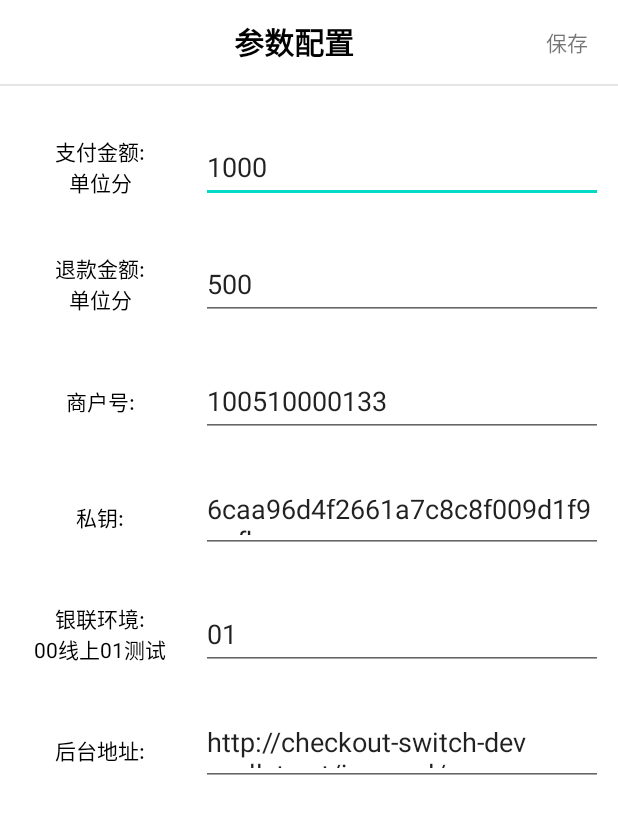
After one commit to NoFamishBelly/MyProxy, an Android app: the ParamSettingActivity screen opened directly, with no data from a screen before it, on a phone screen of 412 x 824 dp. The commit adds this screen. Shown: the top 814 px of the screen. Run offline under Robolectric (Android 15) with nearby library versions, the phone set to English and light mode, and no system bars.

Commit message:
参数配置界面

```diff
--- /dev/null
+++ b/app/src/main/java/com/example/appcappappdemo/aca/activity/ParamSettingActivity.kt
@@ -0,0 +1,106 @@
+package com.example.appcappappdemo.aca.activity
+
+import android.text.TextUtils
+import android.widget.EditText
+import android.widget.TextView
+import com.example.appcappappdemo.R
+import com.example.appcappappdemo.base.activity.BaseAbstractActivity
+import com.example.appcappappdemo.base.presenter.BasePresenter
+import com.example.appcappappdemo.utils.Constants
+import com.example.appcappappdemo.utils.ParamUtils
+
+class ParamSettingActivity : BaseAbstractActivity<BasePresenter<*>>() {
+
+    override fun getLayoutId() = R.layout.act_param_setting
+
+
+    private lateinit var mEtPayMoney: EditText
+    private lateinit var mEtRefundMoney: EditText
+    private lateinit var mEtMchId: EditText
+    private lateinit var mEtPrivateKey: EditText
+    private lateinit var mEtYinLian: EditText
+    private lateinit var mEtBaseUrl: EditText
+
+
+    override fun init() {
+        initToolBar()
+        initView()
+    }
+
+
+    private fun initToolBar() {
+        setToolBarTitle(getString(R.string.string_tool_bar_param))
+        val rightText = TextView(this)
+        rightText.text = getString(R.string.string_tool_bar_save)
+
+        rightText.setOnClickListener {
+            saveData()
+            setResult(Constants.ACTIVITY_RESULT_CODE_PARAM_SET)
+            finish()
+        }
+
+        val toolBarRightView = getToolBarRightLayout()
+        toolBarRightView?.let {
+            it.addView(rightText)
+        }
+    }
+
+
+    private fun saveData() {
+        val payMoney = mEtPayMoney.text.toString().trim()
+        val refundMoney = mEtRefundMoney.text.toString().trim()
+        val mchId = mEtMchId.text.toString().trim()
+        val privateKey = mEtPrivateKey.text.toString().trim()
+        val yinLian = mEtYinLian.text.toString().trim()
+        val baseUrl = mEtBaseUrl.text.toString().trim()
+
+
+        if (isTextNotEmpty(payMoney)) {
+            ParamUtils.putPayMoneyToSp(payMoney)
+        }
+
+        if (isTextNotEmpty(refundMoney)) {
+            ParamUtils.putRefundMoneyToSp(refundMoney)
+        }
+
+        if (isTextNotEmpty(mchId)) {
+            ParamUtils.putMchIdToSp(mchId)
+        }
+
+        if (isTextNotEmpty(privateKey)) {
+            ParamUtils.putPrivateKeyToSp(privateKey)
+        }
+
+        if (isTextNotEmpty(yinLian)) {
+            ParamUtils.putYinLianToSp(yinLian)
+        }
+
+        if (isTextNotEmpty(baseUrl)) {
+            ParamUtils.putBaseUrlToSp(baseUrl)
+        }
+    }
+
+
+    private fun isTextNotEmpty(text: String?) = !TextUtils.isEmpty(text)
+
+
+    private fun initView() {
+        mEtPayMoney = findViewById(R.id.id_et_pay_money)
+        mEtRefundMoney = findViewById(R.id.id_et_refund_money)
+        mEtMchId = findViewById(R.id.id_et_mch_id)
+        mEtPrivateKey = findViewById(R.id.id_et_private_key)
+        mEtYinLian = findViewById(R.id.id_et_yin_lian)
+        mEtBaseUrl = findViewById(R.id.id_et_base_url)
+
+
+        mEtPayMoney.setText(ParamUtils.getPayMoneyFromSp())
+        mEtRefundMoney.setText(ParamUtils.getRefundMoneyFromSp())
+        mEtMchId.setText(ParamUtils.getMchIdFromSp())
+        mEtPrivateKey.setText(ParamUtils.getPrivateKeyFromSp())
+        mEtYinLian.setText(ParamUtils.getYinLianFromSp())
+        mEtBaseUrl.setText(ParamUtils.getBaseUrlFromSp())
+    }
+
+
+    override fun createPresenter(): Nothing? = null
+}
--- a/app/src/main/java/com/example/appcappappdemo/aca/entity/request/BaseRequestEntity.kt
+++ b/app/src/main/java/com/example/appcappappdemo/aca/entity/request/BaseRequestEntity.kt
@@ -1,8 +1,8 @@
 package com.example.appcappappdemo.aca.entity.request
 
-import com.example.appcappappdemo.BuildConfig
 import com.example.appcappappdemo.aca.entity.BaseEntity
 import com.example.appcappappdemo.utils.MD5Utils
+import com.example.appcappappdemo.utils.ParamUtils
 import java.util.*
 
 open class BaseRequestEntity(val dataMap: HashMap<String, String> = HashMap()) : BaseEntity() {
@@ -25,7 +25,7 @@ open class BaseRequestEntity(val dataMap: HashMap<String, String> = HashMap()) :
             for (k in array) {
                 str.append("$k=${dataMap[k]}&")
             }
-            str.append("key=${BuildConfig.privateKey}")
+            str.append("key=${ParamUtils.getPrivateKeyFromSp()}")
             val md5Str = MD5Utils.md5s(str.toString())
             return md5Str.uppercase()
         }
--- /dev/null
+++ b/app/src/main/java/com/example/appcappappdemo/utils/ParamUtils.kt
@@ -0,0 +1,43 @@
+package com.example.appcappappdemo.utils
+
+object ParamUtils {
+
+    fun getPayMoneyFromSp() = SpUtils.get(Constants.PARAM_PAY_MONEY, Constants.DEFAULT_PAY_MONEY)
+
+    fun getRefundMoneyFromSp() =
+        SpUtils.get(Constants.PARAM_REFUND_MONEY, Constants.DEFAULT_REFUND_MONEY)
+
+    fun getMchIdFromSp() = SpUtils.get(Constants.PARAM_MCH_ID, Constants.DEFAULT_MCH_ID)
+
+    fun getPrivateKeyFromSp() =
+        SpUtils.get(Constants.PARAM_PRIVATE_KEY, Constants.DEFAULT_PRIVATE_KEY)
+
+    fun getYinLianFromSp() = SpUtils.get(Constants.PARAM_YIN_LIAN, Constants.DEFAULT_YIN_LIAN)
+
+    fun getBaseUrlFromSp() = SpUtils.get(Constants.PARAM_BASE_URL, Constants.DEFAULT_BASE_URL)
+
+
+    fun putPayMoneyToSp(value: String) {
+        SpUtils.save(Constants.PARAM_PAY_MONEY, value)
+    }
+
+    fun putRefundMoneyToSp(value: String) {
+        SpUtils.save(Constants.PARAM_REFUND_MONEY, value)
+    }
+
+    fun putMchIdToSp(value: String) {
+        SpUtils.save(Constants.PARAM_MCH_ID, value)
+    }
+
+    fun putPrivateKeyToSp(value: String) {
+        SpUtils.save(Constants.PARAM_PRIVATE_KEY, value)
+    }
+
+    fun putYinLianToSp(value: String) {
+        SpUtils.save(Constants.PARAM_YIN_LIAN, value)
+    }
+
+    fun putBaseUrlToSp(value: String) {
+        SpUtils.save(Constants.PARAM_BASE_URL, value)
+    }
+}
--- /dev/null
+++ b/app/src/main/res/layout/act_param_setting.xml
@@ -0,0 +1,191 @@
+<?xml version="1.0" encoding="utf-8"?>
+<LinearLayout xmlns:android="http://schemas.android.com/apk/res/android"
+    xmlns:tools="http://schemas.android.com/tools"
+    android:layout_width="match_parent"
+    android:layout_height="match_parent"
+    android:orientation="vertical"
+    tools:context=".aca.activity.ParamSettingActivity">
+
+
+    <View
+        android:layout_width="match_parent"
+        android:layout_height="1dp"
+        android:background="@color/line_color_gray" />
+
+
+    <!--  支付金额  -->
+    <LinearLayout
+        android:layout_width="match_parent"
+        android:layout_height="wrap_content"
+        android:layout_marginTop="30dp"
+        android:layout_marginRight="10dp"
+        android:orientation="horizontal">
+
+        <TextView
+            android:layout_width="0dp"
+            android:layout_height="wrap_content"
+            android:layout_gravity="center_vertical"
+            android:layout_weight="1"
+            android:gravity="center"
+            android:text="@string/string_pay_money"
+            android:textColor="@color/black" />
+
+        <EditText
+            android:id="@+id/id_et_pay_money"
+            android:layout_width="0dp"
+            android:layout_height="wrap_content"
+            android:layout_gravity="center_vertical"
+            android:layout_weight="2"
+            android:ellipsize="end"
+            android:hint="@string/string_pay_money_default"
+            android:maxLines="1" />
+
+    </LinearLayout>
+
+    <!--  退款金额  -->
+    <LinearLayout
+        android:layout_width="match_parent"
+        android:layout_height="wrap_content"
+        android:layout_marginTop="30dp"
+        android:layout_marginRight="10dp"
+        android:orientation="horizontal">
+
+        <TextView
+            android:layout_width="0dp"
+            android:layout_height="wrap_content"
+            android:layout_gravity="center_vertical"
+            android:layout_weight="1"
+            android:gravity="center"
+            android:text="@string/string_refund_money"
+            android:textColor="@color/black" />
+
+        <EditText
+            android:id="@+id/id_et_refund_money"
+            android:layout_width="0dp"
+            android:layout_height="wrap_content"
+            android:layout_gravity="center_vertical"
+            android:layout_weight="2"
+            android:ellipsize="end"
+            android:hint="@string/string_refund_money_default"
+            android:maxLines="1" />
+
+    </LinearLayout>
+
+    <!--  商户号  -->
+    <LinearLayout
+        android:layout_width="match_parent"
+        android:layout_height="wrap_content"
+        android:layout_marginTop="30dp"
+        android:layout_marginRight="10dp"
+        android:orientation="horizontal">
+
+        <TextView
+            android:layout_width="0dp"
+            android:layout_height="wrap_content"
+            android:layout_gravity="center_vertical"
+            android:layout_weight="1"
+            android:gravity="center"
+            android:text="@string/string_mch_id"
+            android:textColor="@color/black" />
+
+        <EditText
+            android:id="@+id/id_et_mch_id"
+            android:layout_width="0dp"
+            android:layout_height="wrap_content"
+            android:layout_gravity="center_vertical"
+            android:layout_weight="2"
+            android:ellipsize="end"
+            android:hint="@string/string_mch_id_default"
+            android:maxLines="1" />
+
+    </LinearLayout>
+
+    <!--  密钥  -->
+    <LinearLayout
+        android:layout_width="match_parent"
+        android:layout_height="wrap_content"
+        android:layout_marginTop="30dp"
+        android:layout_marginRight="10dp"
+        android:orientation="horizontal">
+
+        <TextView
+            android:layout_width="0dp"
+            android:layout_height="wrap_content"
+            android:layout_gravity="center_vertical"
+            android:layout_weight="1"
+            android:gravity="center"
+            android:text="@string/string_private_key"
+            android:textColor="@color/black" />
+
+        <EditText
+            android:id="@+id/id_et_private_key"
+            android:layout_width="0dp"
+            android:layout_height="wrap_content"
+            android:layout_gravity="center_vertical"
+            android:layout_weight="2"
+            android:ellipsize="end"
+            android:hint="@string/string_private_key_default"
+            android:maxLines="1" />
+
+    </LinearLayout>
+
+    <!--  银联环境  -->
+    <LinearLayout
+        android:layout_width="match_parent"
+        android:layout_height="wrap_content"
+        android:layout_marginTop="30dp"
+        android:layout_marginRight="10dp"
+        android:orientation="horizontal">
+
+        <TextView
+            android:layout_width="0dp"
+            android:layout_height="wrap_content"
+            android:layout_gravity="center_vertical"
+            android:layout_weight="1"
+            android:gravity="center"
+            android:text="@string/string_yin_lian"
+            android:textColor="@color/black" />
+
+        <EditText
+            android:id="@+id/id_et_yin_lian"
+            android:layout_width="0dp"
+            android:layout_height="wrap_content"
+            android:layout_gravity="center_vertical"
+            android:layout_weight="2"
+            android:ellipsize="end"
+            android:hint="@string/string_yin_lian_default"
+            android:maxLines="1" />
+
+    </LinearLayout>
+
+    <!--  后台地址  -->
+    <LinearLayout
+        android:layout_width="match_parent"
+        android:layout_height="wrap_content"
+        android:layout_marginTop="30dp"
+        android:layout_marginRight="10dp"
+        android:orientation="horizontal">
+
+        <TextView
+            android:layout_width="0dp"
+            android:layout_height="wrap_content"
+            android:layout_gravity="center_vertical"
+            android:layout_weight="1"
+            android:gravity="center"
+            android:text="@string/string_base_url"
+            android:textColor="@color/black" />
+
+        <EditText
+            android:id="@+id/id_et_base_url"
+            android:layout_width="0dp"
+            android:layout_height="wrap_content"
+            android:layout_gravity="center_vertical"
+            android:layout_weight="2"
+            android:ellipsize="end"
+            android:hint="@string/string_base_url_default"
+            android:maxLines="1" />
+
+    </LinearLayout>
+
+
+</LinearLayout>
--- a/app/src/main/res/values/strings.xml
+++ b/app/src/main/res/values/strings.xml
@@ -18,5 +18,20 @@
 
     <string name="string_tool_bar">AppCallApp</string>
     <string name="string_tool_bar_param">参数配置</string>
+    <string name="string_tool_bar_save">保存</string>
 
+    <string name="string_pay_money">支付金额:\n单位分</string>
+    <string name="string_pay_money_default">默认:1000</string>
+    <string name="string_refund_money">退款金额:\n单位分</string>
+    <string name="string_refund_money_default">默认:500</string>
+    <string name="string_mch_id">商户号:</string>
+    <string name="string_mch_id_default">默认:100510000133</string>
+    <string name="string_private_key">私钥:</string>
+    <string name="string_private_key_default">默认:6caa96d4f2661a7c8c8f009d1f9aafba</string>
+    <string name="string_yin_lian">银联环境:\n00线上01测试</string>
+    <string name="string_yin_lian_default">默认:01</string>
+    <string name="string_base_url">后台地址:</string>
+    <string name="string_base_url_default">默认:http://checkout-switch-dev.wallyt.net/jsonxml/pay/gateway</string>
+
+    <string name="string_modify_success">参数修改成功</string>
 </resources>
```
Also changed, not shown: app/build.gradle (+4 -4 lines), app/src/main/AndroidManifest.xml (+8 -1 lines), app/src/main/java/com/example/appcappappdemo/aca/activity/AppCallAppActivity.kt (+29 -15 lines), app/src/main/java/com/example/appcappappdemo/net/manager/AppClient.kt (+4 -11 lines), app/src/main/java/com/example/appcappappdemo/utils/Constants.kt (added, +22 -0 lines).
